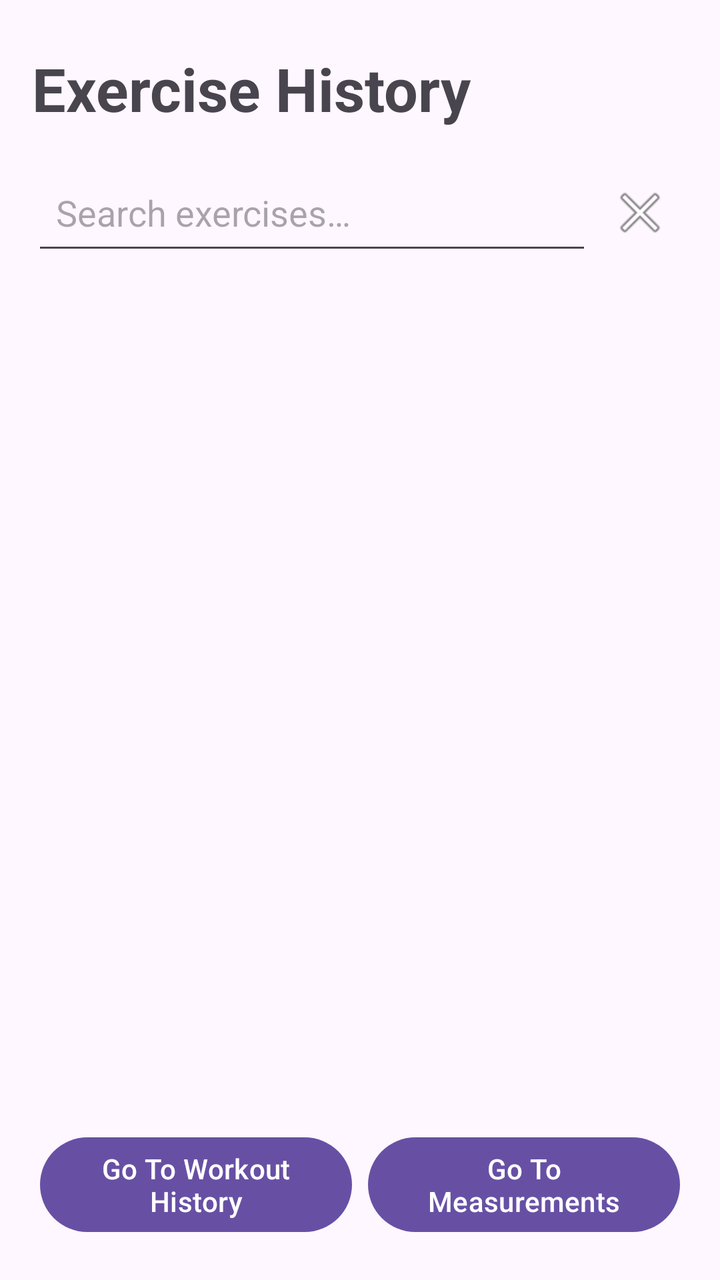
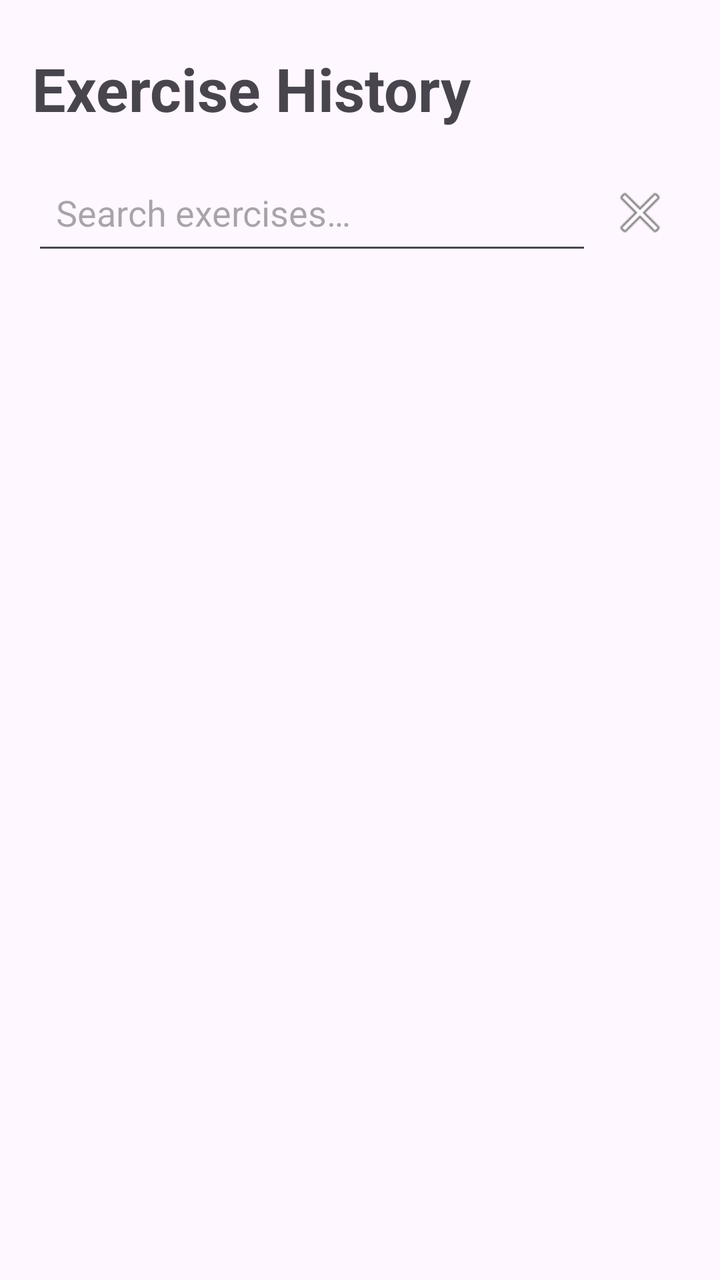

An Android layout rendered at two revisions. The XML below is the earlier revision; the diff shows what the commit changed to produce the second picture.
<!-- AndroidManifest.xml: application theme Theme.FitnessGuru -->
<!-- res/layout/activity_exercise_history.xml -->
<?xml version="1.0" encoding="utf-8"?>
<LinearLayout xmlns:android="http://schemas.android.com/apk/res/android"
    android:orientation="vertical"
    android:padding="16dp"
    android:layout_width="match_parent"
    android:layout_height="match_parent">

    <TextView
        android:id="@+id/appTitle"
        android:text="Exercise History"
        android:textSize="30sp"
        android:textStyle="bold"
        android:layout_width="match_parent"
        android:layout_height="wrap_content"
        android:paddingTop="8dp"
        android:paddingBottom="16dp"/>

    <LinearLayout
        android:orientation="horizontal"
        android:gravity="center_vertical"
        android:layout_width="match_parent"
        android:layout_height="wrap_content">

        <EditText
            android:id="@+id/searchInput"
            android:hint="Search exercises…"
            android:singleLine="true"
            android:imeOptions="actionSearch"
            android:padding="12dp"
            android:minHeight="52dp"
            android:layout_width="0dp"
            android:layout_weight="1"
            android:layout_height="wrap_content"/>

        <ImageButton
            android:id="@+id/clearSearch"
            android:contentDescription="Clear search"
            android:src="@android:drawable/ic_menu_close_clear_cancel"
            android:background="?attr/selectableItemBackgroundBorderless"
            android:minWidth="48dp"
            android:minHeight="48dp"
            android:layout_width="48dp"
            android:layout_height="48dp"/>

    </LinearLayout>

    <TextView
        android:id="@+id/emptyMessage"
        android:text="No exercises yet. Start a workout and do exercises to see them here!!"
        android:gravity="center"
        android:visibility="gone"
        android:layout_width="match_parent"
        android:layout_height="wrap_content"
        android:padding="24dp"/>

    <androidx.recyclerview.widget.RecyclerView
        android:id="@+id/exerciseList"
        android:clipToPadding="false"
        android:paddingTop="12dp"
        android:layout_width="match_parent"
        android:layout_height="0dp"
        android:layout_weight="1"/>

    <LinearLayout
        android:layout_width="match_parent"
        android:layout_height="wrap_content"
        android:orientation="horizontal">

        <Button
            android:id="@+id/goToWorkoutHistory"
            android:layout_width="0dp"
            android:layout_weight="1"
            android:layout_height="wrap_content"
            android:minHeight="48dp"
            android:text="Go To Workout History"
            android:layout_margin="4dp"/>

        <Button
            android:id="@+id/goToMeasurements"
            android:layout_width="0dp"
            android:layout_weight="1"
            android:layout_height="wrap_content"
            android:minHeight="48dp"
            android:text="Go To Measurements"
            android:layout_margin="4dp"/>

    </LinearLayout>


</LinearLayout>
<!-- resources referenced by this layout -->
<resources>
  <style name="Theme.FitnessGuru" parent="Base.Theme.FitnessGuru" />
  <style name="Base.Theme.FitnessGuru" parent="Theme.Material3.DayNight.NoActionBar">
          
          
      </style>
</resources>

<!-- the commit's change to res/layout/activity_exercise_history.xml (unified diff, before → after) -->
@@ -61,30 +61,10 @@
         android:layout_height="0dp"
         android:layout_weight="1"/>
 
-    <LinearLayout
+    <androidx.fragment.app.FragmentContainerView
+        android:id="@+id/bottomBar"
         android:layout_width="match_parent"
-        android:layout_height="wrap_content"
-        android:orientation="horizontal">
-
-        <Button
-            android:id="@+id/goToWorkoutHistory"
-            android:layout_width="0dp"
-            android:layout_weight="1"
-            android:layout_height="wrap_content"
-            android:minHeight="48dp"
-            android:text="Go To Workout History"
-            android:layout_margin="4dp"/>
-
-        <Button
-            android:id="@+id/goToMeasurements"
-            android:layout_width="0dp"
-            android:layout_weight="1"
-            android:layout_height="wrap_content"
-            android:minHeight="48dp"
-            android:text="Go To Measurements"
-            android:layout_margin="4dp"/>
-
-    </LinearLayout>
+        android:layout_height="wrap_content"/>
 
 
 </LinearLayout>
